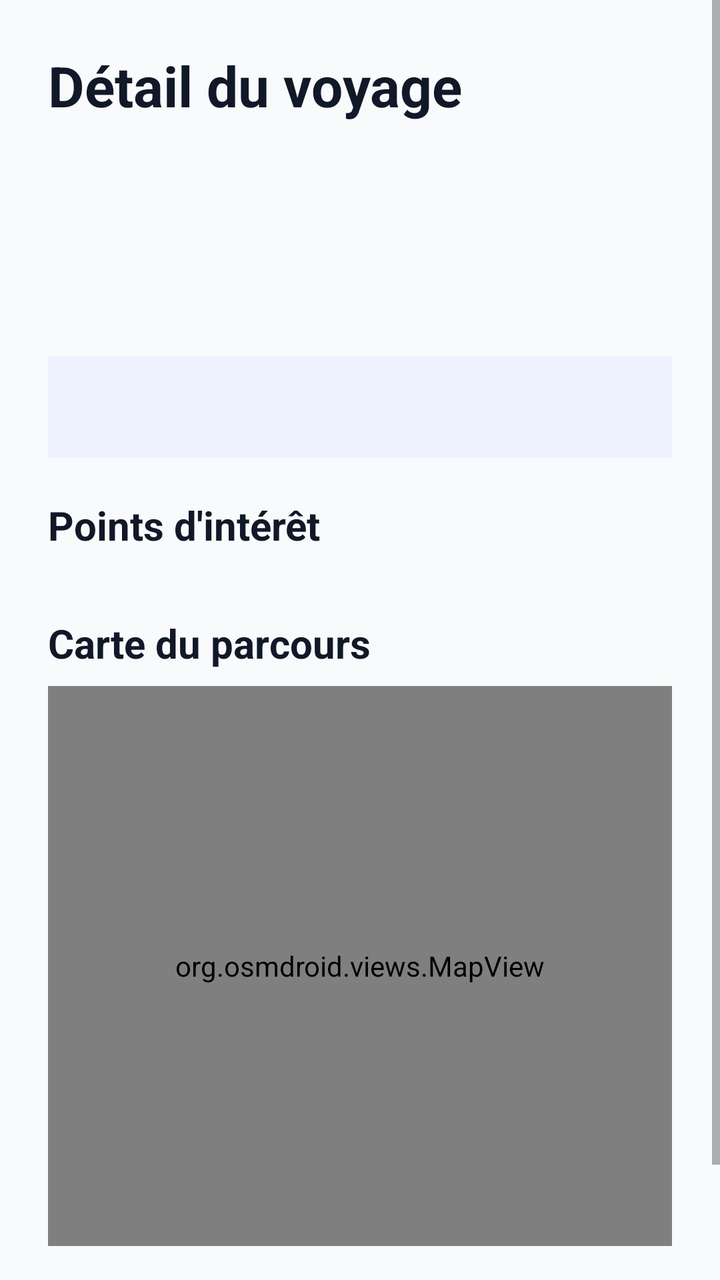
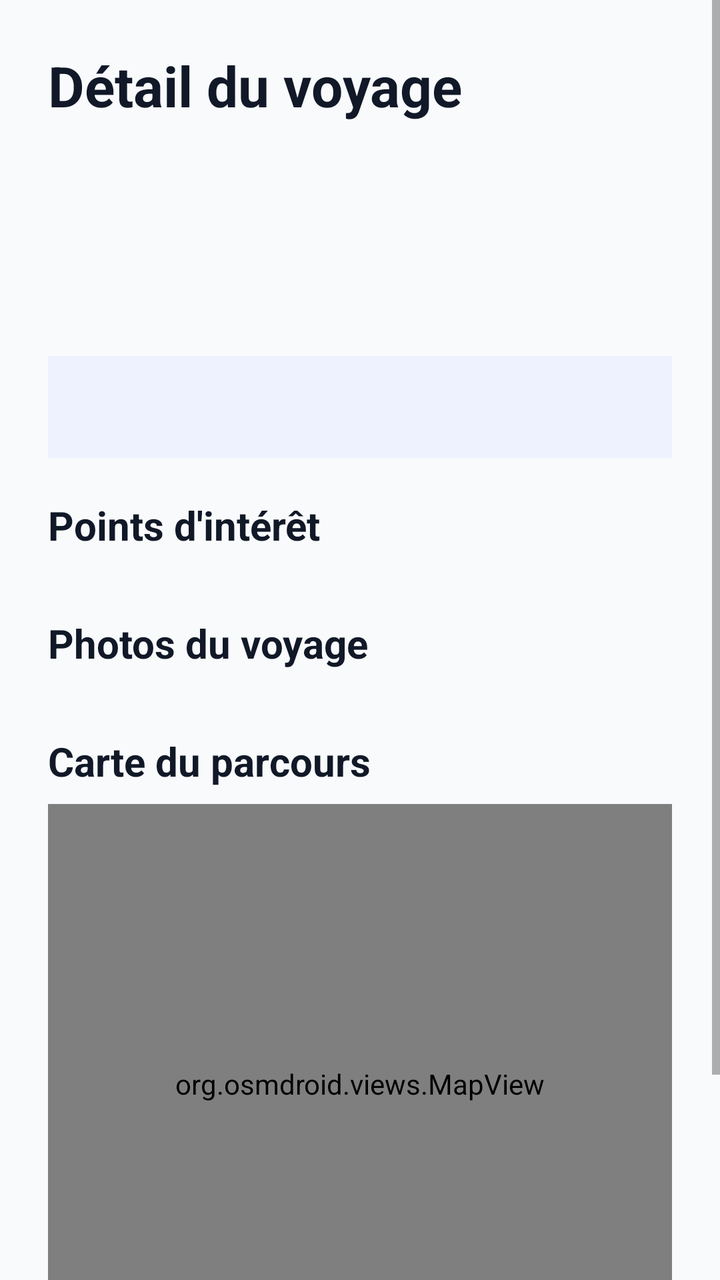

An Android layout rendered at two revisions. The XML below is the earlier revision; the diff shows what the commit changed to produce the second picture.
<!-- AndroidManifest.xml: application theme Theme.SmartTrip -->
<!-- res/layout/activity_trip_details.xml -->
<ScrollView xmlns:android="http://schemas.android.com/apk/res/android" android:layout_width="match_parent" android:layout_height="match_parent" android:background="#F8FAFC">
    <LinearLayout android:layout_width="match_parent" android:layout_height="wrap_content" android:orientation="vertical" android:padding="24dp">
        
        <TextView android:layout_width="wrap_content" android:layout_height="wrap_content" android:text="Détail du voyage" android:textSize="28sp" android:textStyle="bold" android:textColor="#111827" android:layout_marginBottom="16dp"/>
        <TextView android:id="@+id/tvTripName" android:layout_width="wrap_content" android:layout_height="wrap_content" android:textSize="22sp" android:textStyle="bold" android:textColor="#374151" android:layout_marginBottom="4dp"/>
        <TextView android:id="@+id/tvTripDate" android:layout_width="wrap_content" android:layout_height="wrap_content" android:textSize="14sp" android:textColor="#6B7280" android:layout_marginBottom="8dp"/>
        <TextView android:id="@+id/tvTripDescription" android:layout_width="wrap_content" android:layout_height="wrap_content" android:textSize="15sp" android:textColor="#374151" android:layout_marginBottom="20dp"/>
        
        <LinearLayout android:layout_width="match_parent" android:layout_height="wrap_content" android:background="#EEF2FF" android:padding="16dp" android:layout_marginBottom="20dp">
            <TextView android:id="@+id/tvStats" android:layout_width="wrap_content" android:layout_height="wrap_content" android:textSize="14sp" android:textColor="#4338CA" android:textStyle="bold"/>
        </LinearLayout>
        
        <TextView android:layout_width="wrap_content" android:layout_height="wrap_content" android:text="Points d'intérêt" android:textSize="20sp" android:textStyle="bold" android:textColor="#111827" android:layout_marginBottom="12dp"/>
        
        <LinearLayout android:id="@+id/layoutPois" android:layout_width="match_parent" android:layout_height="wrap_content" android:orientation="vertical"/>
        
        <TextView android:layout_width="wrap_content" android:layout_height="wrap_content" android:text="Carte du parcours" android:textSize="20sp" android:textStyle="bold" android:textColor="#111827" android:layout_marginTop="20dp" android:layout_marginBottom="8dp"/>
        <org.osmdroid.views.MapView
            android:id="@+id/mapView"
            android:layout_width="match_parent"
            android:layout_height="280dp"
            android:layout_marginBottom="16dp"
            android:clickable="true"
            android:focusable="true"/>
        
        <TextView android:id="@+id/tvBatteryDetail" android:layout_width="match_parent" android:layout_height="wrap_content" android:textSize="12sp" android:textColor="#9CA3AF" android:gravity="center" android:padding="8dp" android:background="#F1F5F9" android:layout_marginTop="8dp"/>
    </LinearLayout>
</ScrollView>
<!-- resources referenced by this layout -->
<resources>
  <style name="Theme.SmartTrip" parent="Theme.AppCompat.Light.NoActionBar">
          <item name="colorPrimary">@color/primary</item>
          <item name="colorPrimaryDark">@color/primary_dark</item>
          <item name="colorAccent">@color/primary</item>
          <item name="android:windowBackground">@color/background</item>
          <item name="android:statusBarColor">@color/primary_dark</item>
      </style>
  <color name="primary">#6C3AED</color>
  <color name="primary_dark">#5B21B6</color>
  <color name="background">#F8FAFC</color>
</resources>

<!-- the commit's change to res/layout/activity_trip_details.xml (unified diff, before → after) -->
@@ -14,6 +14,30 @@
         
         <LinearLayout android:id="@+id/layoutPois" android:layout_width="match_parent" android:layout_height="wrap_content" android:orientation="vertical"/>
         
+        <TextView
+            android:layout_width="wrap_content"
+            android:layout_height="wrap_content"
+            android:text="Photos du voyage"
+            android:textSize="20sp"
+            android:textStyle="bold"
+            android:textColor="#111827"
+            android:layout_marginTop="20dp"
+            android:layout_marginBottom="12dp" />
+
+        <HorizontalScrollView
+            android:id="@+id/scrollPhotoGallery"
+            android:layout_width="match_parent"
+            android:layout_height="wrap_content"
+            android:layout_marginBottom="16dp"
+            android:visibility="gone">
+
+            <LinearLayout
+                android:id="@+id/layoutPhotoGallery"
+                android:layout_width="wrap_content"
+                android:layout_height="120dp"
+                android:orientation="horizontal" />
+        </HorizontalScrollView>
+        
         <TextView android:layout_width="wrap_content" android:layout_height="wrap_content" android:text="Carte du parcours" android:textSize="20sp" android:textStyle="bold" android:textColor="#111827" android:layout_marginTop="20dp" android:layout_marginBottom="8dp"/>
         <org.osmdroid.views.MapView
             android:id="@+id/mapView"
